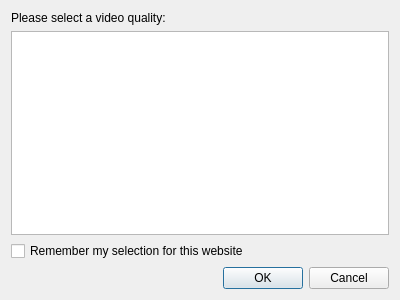
First picture: the form in src/selectiondialog.ui, repository coslyk/moonplayer, before the edit.
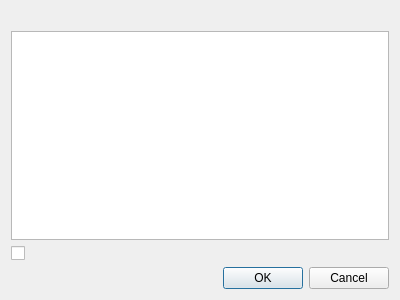
Second picture: the form after the edit.

Commit message: Add audio language selection support for you-get

What changed in the file:
```diff
--- a/src/selectiondialog.ui
+++ b/src/selectiondialog.ui
@@ -15,21 +15,13 @@
   </property>
   <layout class="QVBoxLayout" name="verticalLayout">
    <item>
-    <widget class="QLabel" name="label">
-     <property name="text">
-      <string>Please select a video quality:</string>
-     </property>
-    </widget>
+    <widget class="QLabel" name="label"/>
    </item>
    <item>
     <widget class="QListWidget" name="listWidget"/>
    </item>
    <item>
-    <widget class="QCheckBox" name="rememberCheckBox">
-     <property name="text">
-      <string>Remember my selection for this website</string>
-     </property>
-    </widget>
+    <widget class="QCheckBox" name="checkBox"/>
    </item>
    <item>
     <widget class="QDialogButtonBox" name="buttonBox">
```
The commit also changes 5 other files.
